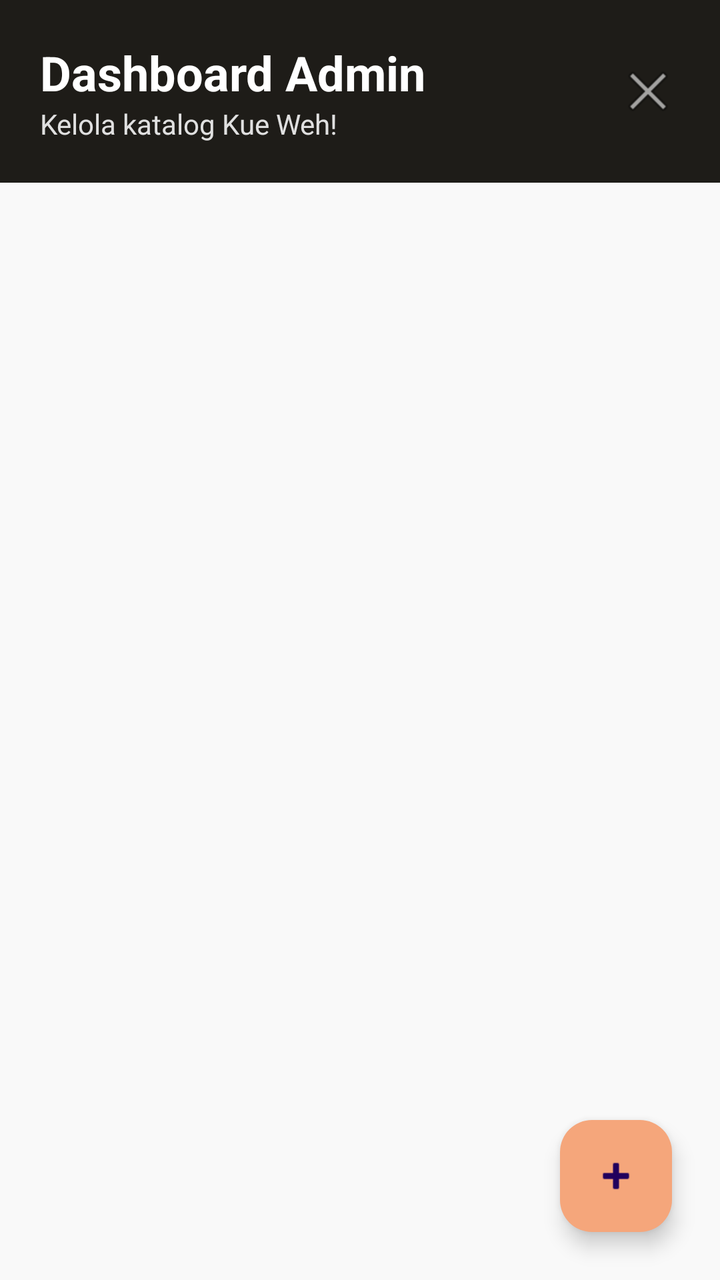
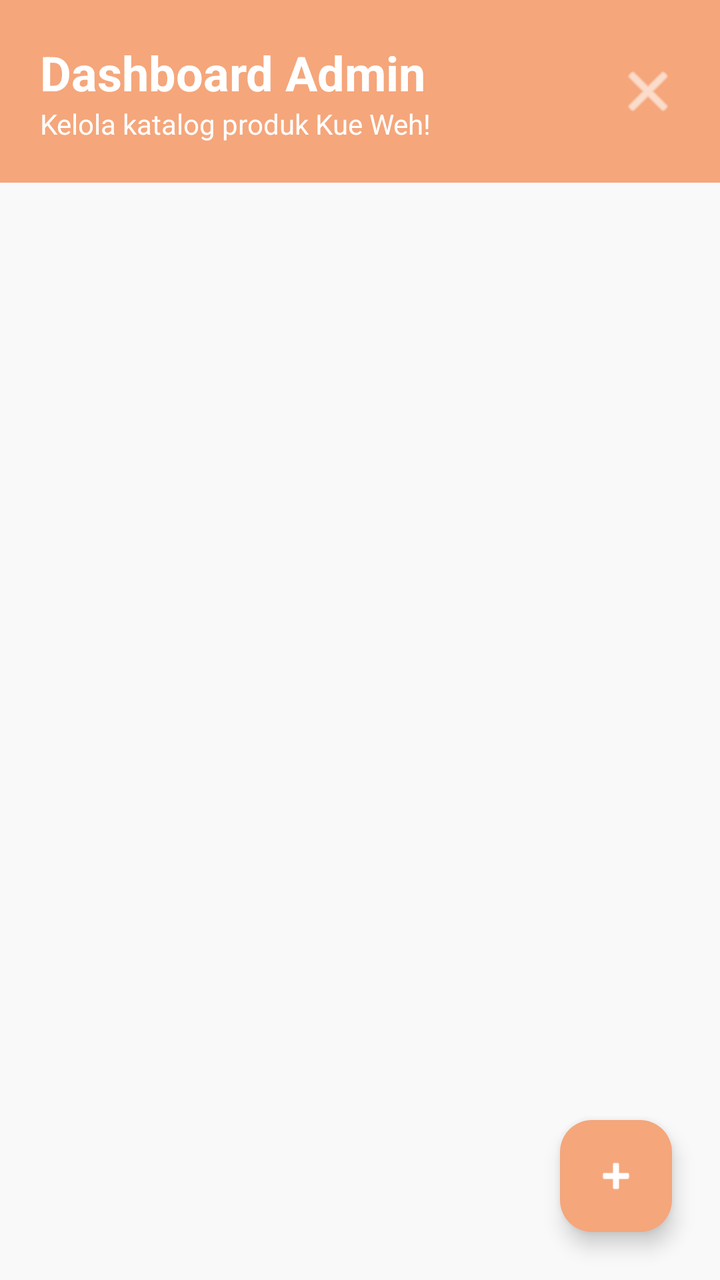

An Android layout rendered at two revisions. The XML below is the earlier revision; the diff shows what the commit changed to produce the second picture.
<!-- AndroidManifest.xml: application theme Theme.KueWeh -->
<!-- res/layout/activity_admin.xml -->
<?xml version="1.0" encoding="utf-8"?>
<RelativeLayout xmlns:android="http://schemas.android.com/apk/res/android"
    android:layout_width="match_parent"
    android:layout_height="match_parent"
    android:background="#F9F9F9">

    <RelativeLayout
        android:id="@+id/headerAdmin"
        android:layout_width="match_parent"
        android:layout_height="wrap_content"
        android:background="#1E1C18"
        android:padding="20dp">

        <LinearLayout
            android:layout_width="wrap_content"
            android:layout_height="wrap_content"
            android:orientation="vertical"
            android:layout_alignParentStart="true"
            android:layout_centerVertical="true">

            <TextView
                android:layout_width="wrap_content"
                android:layout_height="wrap_content"
                android:text="Dashboard Admin"
                android:textColor="#FFFFFF"
                android:textSize="24sp"
                android:textStyle="bold" />

            <TextView
                android:layout_width="wrap_content"
                android:layout_height="wrap_content"
                android:text="Kelola katalog Kue Weh!"
                android:textColor="#E0E0E0"
                android:textSize="14sp" />
        </LinearLayout>

        <ImageView
            android:id="@+id/btnLogoutAdmin"
            android:layout_width="32dp"
            android:layout_height="32dp"
            android:layout_alignParentEnd="true"
            android:layout_centerVertical="true"
            android:background="?attr/selectableItemBackgroundBorderless"
            android:clickable="true"
            android:focusable="true"
            android:src="@android:drawable/ic_menu_close_clear_cancel" />

    </RelativeLayout>

    <androidx.recyclerview.widget.RecyclerView
        android:id="@+id/rvAdminKue"
        android:layout_width="match_parent"
        android:layout_height="match_parent"
        android:layout_below="@id/headerAdmin"
        android:clipToPadding="false"
        android:padding="8dp" />

    <com.google.android.material.floatingactionbutton.FloatingActionButton
        android:id="@+id/fabTambahProduk"
        android:layout_width="wrap_content"
        android:layout_height="wrap_content"
        android:layout_alignParentEnd="true"
        android:layout_alignParentBottom="true"
        android:layout_margin="24dp"
        android:backgroundTint="#F5A67B"
        android:src="@android:drawable/ic_input_add"
        android:tint="#FFFFFF" />

</RelativeLayout>
<!-- resources referenced by this layout -->
<resources>
  <style name="Theme.KueWeh" parent="Base.Theme.KueWeh" />
  <style name="Base.Theme.KueWeh" parent="Theme.Material3.DayNight.NoActionBar">
          
          
      </style>
</resources>

<!-- the commit's change to res/layout/activity_admin.xml (unified diff, before → after) -->
@@ -1,5 +1,6 @@
 <?xml version="1.0" encoding="utf-8"?>
 <RelativeLayout xmlns:android="http://schemas.android.com/apk/res/android"
+    xmlns:app="http://schemas.android.com/apk/res-auto"
     android:layout_width="match_parent"
     android:layout_height="match_parent"
     android:background="#F9F9F9">
@@ -8,7 +9,7 @@
         android:id="@+id/headerAdmin"
         android:layout_width="match_parent"
         android:layout_height="wrap_content"
-        android:background="#1E1C18"
+        android:background="#F5A67B"
         android:padding="20dp">
 
         <LinearLayout
@@ -29,8 +30,8 @@
             <TextView
                 android:layout_width="wrap_content"
                 android:layout_height="wrap_content"
-                android:text="Kelola katalog Kue Weh!"
-                android:textColor="#E0E0E0"
+                android:text="Kelola katalog produk Kue Weh!"
+                android:textColor="#FFFFFF"
                 android:textSize="14sp" />
         </LinearLayout>
 
@@ -43,7 +44,8 @@
             android:background="?attr/selectableItemBackgroundBorderless"
             android:clickable="true"
             android:focusable="true"
-            android:src="@android:drawable/ic_menu_close_clear_cancel" />
+            android:src="@android:drawable/ic_menu_close_clear_cancel"
+            app:tint="#FFFFFF" />
 
     </RelativeLayout>
 
@@ -62,8 +64,8 @@
         android:layout_alignParentEnd="true"
         android:layout_alignParentBottom="true"
         android:layout_margin="24dp"
-        android:backgroundTint="#F5A67B"
         android:src="@android:drawable/ic_input_add"
-        android:tint="#FFFFFF" />
+        app:backgroundTint="#F5A67B"
+        app:tint="#FFFFFF" />
 
 </RelativeLayout>
